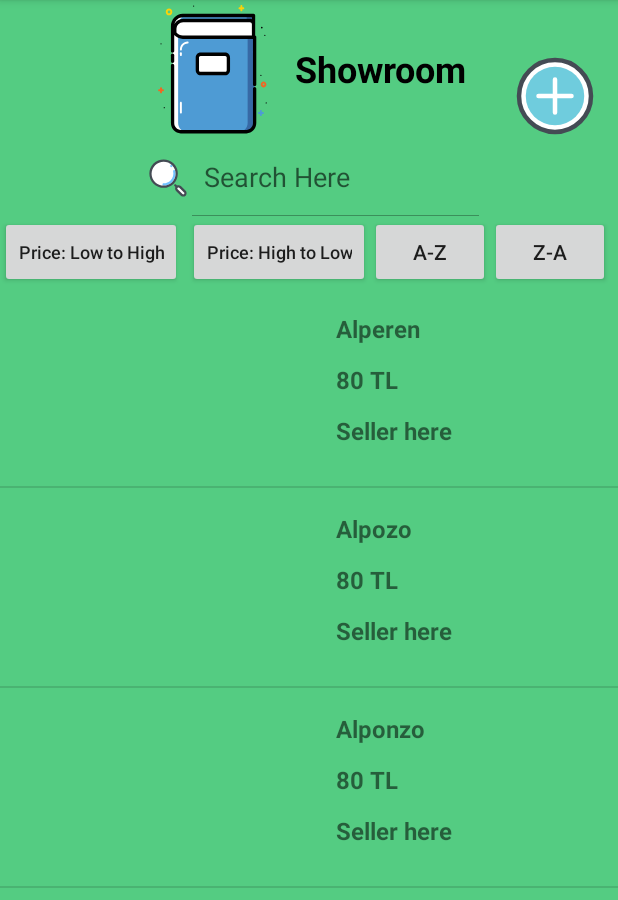
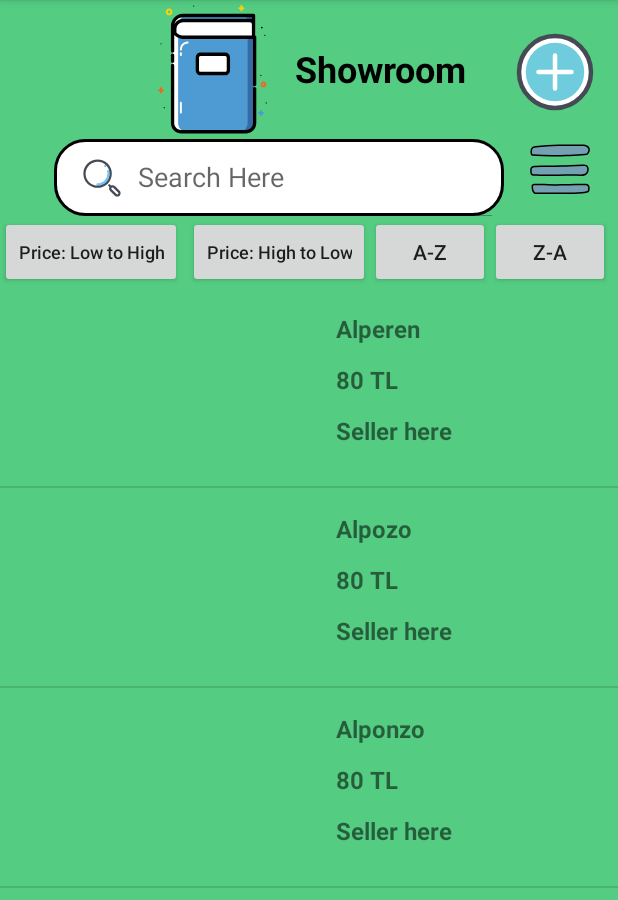
Before and after one commit to alperengozeten/Booked, an Android app: the Showroom screen opened directly, with no data from a screen before it, on a phone screen of 412 x 824 dp, the part 84-984 px from its top. Run offline under Robolectric (Android 15) with nearby library versions, the light colour scheme and no system bars.

Commit message:
Showroom Advancement

```diff
--- a/app/build.gradle
+++ b/app/build.gradle
@@ -30,6 +30,7 @@ android {
 
 dependencies {
 
+    implementation 'com.squareup.picasso:picasso:2.71828'
     implementation "androidx.recyclerview:recyclerview:1.2.0"
     implementation 'androidx.appcompat:appcompat:1.2.0'
     implementation 'com.google.android.material:material:1.3.0'
--- a/app/src/main/java/com/example/booked/Showroom.java
+++ b/app/src/main/java/com/example/booked/Showroom.java
@@ -10,17 +10,24 @@ import android.os.Bundle;
 import android.view.Menu;
 import android.view.MenuInflater;
 import android.view.MenuItem;
+import android.view.View;
 import android.view.inputmethod.EditorInfo;
+import android.widget.AdapterView;
+import android.widget.ImageButton;
 import android.widget.SearchView;
+import android.widget.Toast;
 
 import java.util.ArrayList;
 
-public class Showroom extends AppCompatActivity {
+public class Showroom extends AppCompatActivity implements ShowroomMenuDialog.ShowroomMenuDialogListener, AdapterView.OnItemSelectedListener {
 
     private RecyclerView recyclerView;
     private RecyclerView.Adapter mAdapter;
     private RecyclerView.LayoutManager layoutManager;
+
     private SearchView searchView;
+
+    private ImageButton menuImageBtn;
 
     @Override
     protected void onCreate(Bundle savedInstanceState) {
@@ -59,6 +66,15 @@ public class Showroom extends AppCompatActivity {
                 return false;
             }
         });
+
+        menuImageBtn = (ImageButton) findViewById(R.id.menuImageBtn);
+
+        menuImageBtn.setOnClickListener(new View.OnClickListener() {
+            @Override
+            public void onClick(View v) {
+                openMenuDialog();
+            }
+        });
     }
 
     @Override
@@ -82,4 +98,25 @@ public class Showroom extends AppCompatActivity {
         }
         return super.onOptionsItemSelected(item);
     }
+
+    public void openMenuDialog() {
+        ShowroomMenuDialog menuDialog = new ShowroomMenuDialog();
+        menuDialog.show(getSupportFragmentManager(),"menu dialog");
+    }
+
+    @Override
+    public void applyTexts(String firstPrice, String secondPrice) {
+        //Toast.makeText(this,"First price is " + firstPrice +" Second Price is " + secondPrice, Toast.LENGTH_SHORT).show();
+    }
+
+    @Override
+    public void onItemSelected(AdapterView<?> parent, View view, int position, long id) {
+        String text = parent.getItemAtPosition(position).toString();
+        Toast.makeText(parent.getContext(),text,Toast.LENGTH_SHORT).show();
+    }
+
+    @Override
+    public void onNothingSelected(AdapterView<?> parent) {
+
+    }
 }
--- /dev/null
+++ b/app/src/main/res/drawable/ic_menu.xml
@@ -0,0 +1,24 @@
+<vector xmlns:android="http://schemas.android.com/apk/res/android"
+    android:width="48dp"
+    android:height="48dp"
+    android:viewportWidth="48"
+    android:viewportHeight="48">
+  <path
+      android:pathData="M25.457,7.504c-6.171,-0.17 -11.438,0.347 -17.579,0.978c-0.611,0.063 -1.244,0.136 -1.77,0.453c-1.354,0.815 -1.381,2.156 -1.244,3.731c0.045,0.522 0.163,1.146 0.65,1.338c0.135,0.053 0.283,0.064 0.429,0.074c11.101,0.736 23.465,0.383 34.557,-0.468c1.366,-0.105 1.708,-0.247 2.437,-1.407c0.825,-1.312 0.618,-3.068 -0.707,-3.871c-1.326,-0.802 -1.721,-0.872 -3.271,-0.875C34.773,7.45 29.641,7.62 25.457,7.504z"
+      android:fillColor="#73a1b2"/>
+  <path
+      android:pathData="M18.881,14.979c-4.255,0 -8.643,-0.115 -12.972,-0.402c-0.152,-0.01 -0.364,-0.022 -0.58,-0.107c-0.84,-0.332 -0.93,-1.369 -0.963,-1.76C4.228,11.119 4.229,9.483 5.85,8.508c0.639,-0.385 1.381,-0.461 1.977,-0.521c5.787,-0.595 11.256,-1.161 17.644,-0.981l0,0C28.058,7.078 31.02,7.038 33.883,7c1.76,-0.023 3.487,-0.043 5.076,-0.042c1.623,0.004 2.104,0.086 3.528,0.947c0.684,0.414 1.163,1.076 1.35,1.865c0.212,0.896 0.038,1.879 -0.478,2.7c-0.83,1.318 -1.318,1.523 -2.822,1.639C34.74,14.554 27.059,14.979 18.881,14.979zM23.075,7.972c-5.341,0 -10.122,0.492 -15.146,1.009C7.297,9.046 6.781,9.115 6.366,9.364c-1.034,0.622 -1.149,1.586 -1.004,3.26c0.046,0.538 0.159,0.847 0.335,0.916c0.067,0.026 0.183,0.033 0.275,0.039c12.594,0.833 25.706,0.207 34.489,-0.467c1.224,-0.094 1.417,-0.165 2.051,-1.175c0.374,-0.595 0.502,-1.301 0.352,-1.936c-0.088,-0.373 -0.315,-0.891 -0.895,-1.241c-1.239,-0.749 -1.533,-0.799 -3.013,-0.803C37.371,7.953 35.651,7.977 33.896,8c-2.874,0.038 -5.845,0.077 -8.453,0.005l0,0C24.64,7.982 23.852,7.972 23.075,7.972z"
+      android:fillColor="#010101"/>
+  <path
+      android:pathData="M24.805,21.407c-5.722,0.191 -11.388,0.051 -17.111,0.228c-1.011,0.031 -2.189,0.153 -2.727,1.009c-0.53,0.844 -0.354,2.297 -0.215,3.315c0.124,0.906 0.713,1.324 1.623,1.415c1.055,0.106 2.48,0.064 3.542,0.083c9.226,0.17 19.083,-0.229 28.12,-0.008c1.239,0.03 2.573,-0.209 3.492,-1.04c0.753,-0.681 1.083,-1.731 1.122,-2.746c0.033,-0.861 -0.162,-1.803 -0.827,-2.351c-0.651,-0.537 -1.571,-0.559 -2.415,-0.554C34.351,20.788 29.861,21.239 24.805,21.407z"
+      android:fillColor="#73a1b2"/>
+  <path
+      android:pathData="M15.117,28.002c-1.754,0 -3.497,-0.013 -5.209,-0.044c-1.052,-0.021 -2.492,0.023 -3.582,-0.086c-1.521,-0.151 -1.965,-1.087 -2.069,-1.845c-0.173,-1.268 -0.308,-2.7 0.288,-3.648c0.735,-1.17 2.356,-1.22 3.135,-1.244c2.804,-0.086 5.637,-0.097 8.376,-0.107c2.859,-0.011 5.815,-0.022 8.733,-0.12l0,0c2.062,-0.068 4.057,-0.187 5.986,-0.3c2.768,-0.163 5.63,-0.331 8.632,-0.349c0.767,0 1.911,-0.011 2.735,0.669c0.697,0.572 1.055,1.552 1.008,2.756c-0.05,1.293 -0.507,2.393 -1.286,3.098c-1.124,1.017 -2.714,1.195 -3.84,1.169c-4.692,-0.114 -9.705,-0.061 -14.55,-0.009C20.718,27.972 17.904,28.002 15.117,28.002zM24.822,21.907c-2.933,0.098 -5.897,0.109 -8.763,0.12c-2.733,0.011 -5.56,0.021 -8.349,0.107c-0.97,0.029 -1.923,0.145 -2.319,0.775c-0.452,0.721 -0.251,2.191 -0.143,2.982c0.06,0.435 0.246,0.892 1.177,0.985c1.035,0.104 2.465,0.062 3.501,0.08c4.418,0.082 9.054,0.032 13.538,-0.017c4.855,-0.052 9.875,-0.105 14.585,0.009c0.95,0.026 2.266,-0.116 3.145,-0.911c0.78,-0.705 0.935,-1.803 0.958,-2.395c0.02,-0.512 -0.038,-1.445 -0.645,-1.945c-0.504,-0.414 -1.284,-0.442 -2.094,-0.44c-2.976,0.018 -5.698,0.178 -8.58,0.347C28.898,21.72 26.896,21.838 24.822,21.907L24.822,21.907z"
+      android:fillColor="#010101"/>
+  <path
+      android:pathData="M23.814,33.916c-5.881,0.053 -11.022,-0.458 -16.907,-0.229c-0.386,0.015 -0.795,0.112 -1.069,0.385c-0.377,0.376 -0.343,0.985 -0.283,1.514l0.133,1.173c0.114,1.008 1.017,2.776 2.032,2.782c8.718,0.05 16.994,0.025 25.712,-0.074c1.72,-0.02 3.444,-0.042 5.154,-0.226c1.07,-0.115 2.134,-0.292 3.184,-0.532c0.394,-0.09 0.813,-0.205 1.074,-0.513c0.214,-0.254 0.285,-0.597 0.33,-0.926c0.08,-0.579 0.105,-1.165 0.077,-1.748c-0.05,-1.034 -0.899,-1.865 -1.933,-1.895C35.427,33.455 29.755,33.863 23.814,33.916z"
+      android:fillColor="#73a1b2"/>
+  <path
+      android:pathData="M16.402,40.067c-2.868,0 -5.748,-0.008 -8.687,-0.025c-1.398,-0.008 -2.402,-2.136 -2.525,-3.226l-0.133,-1.173c-0.053,-0.471 -0.152,-1.347 0.427,-1.926c0.326,-0.324 0.811,-0.508 1.403,-0.53c3.345,-0.128 6.51,-0.021 9.571,0.085c2.362,0.082 4.802,0.169 7.351,0.144l0,0c2.266,-0.021 4.527,-0.093 6.714,-0.164c3.518,-0.114 7.154,-0.23 10.808,-0.124c1.293,0.038 2.355,1.079 2.418,2.371c0.03,0.614 0.003,1.233 -0.081,1.841c-0.055,0.405 -0.147,0.83 -0.443,1.18c-0.359,0.425 -0.883,0.572 -1.346,0.678c-1.064,0.243 -2.155,0.425 -3.241,0.542c-1.765,0.189 -3.591,0.21 -5.202,0.229C27.573,40.035 22.011,40.067 16.402,40.067zM10.118,34.127c-1.043,0 -2.101,0.018 -3.192,0.061C6.594,34.2 6.333,34.285 6.19,34.427C5.981,34.635 6,35.08 6.051,35.53l0.133,1.173c0.106,0.942 0.935,2.335 1.538,2.339c8.681,0.052 16.849,0.027 25.703,-0.074c1.667,-0.019 3.39,-0.038 5.107,-0.223c1.047,-0.113 2.099,-0.289 3.125,-0.522c0.319,-0.073 0.645,-0.16 0.804,-0.349c0.13,-0.154 0.181,-0.413 0.216,-0.67c0.076,-0.547 0.1,-1.104 0.073,-1.656c-0.038,-0.773 -0.674,-1.397 -1.448,-1.42c-3.623,-0.106 -7.244,0.01 -10.747,0.124c-2.192,0.07 -4.459,0.144 -6.737,0.164l0,0c-2.565,0.028 -5.021,-0.062 -7.394,-0.144C14.291,34.198 12.237,34.127 10.118,34.127z"
+      android:fillColor="#010101"/>
+</vector>
--- /dev/null
+++ b/app/src/main/res/drawable/search_box.xml
@@ -0,0 +1,10 @@
+<?xml version="1.0" encoding="utf-8"?>
+<selector xmlns:android="http://schemas.android.com/apk/res/android">
+    <item>
+        <shape android:shape="rectangle">
+            <solid android:color="@color/white"/>
+            <stroke android:width="2dp" android:color="@color/black"/>
+            <corners android:radius="20dp"/>
+        </shape>
+    </item>
+</selector>
--- a/app/src/main/res/layout/activity_my_posts.xml
+++ b/app/src/main/res/layout/activity_my_posts.xml
@@ -14,6 +14,7 @@
         android:background="@drawable/box"
         android:gravity="center"
         android:text="My Posts"
+        android:paddingLeft="5dp"
         android:textAlignment="center"
         android:textColor="@color/black"
         android:textSize="20sp"
--- a/app/src/main/res/layout/activity_my_profile.xml
+++ b/app/src/main/res/layout/activity_my_profile.xml
@@ -87,7 +87,7 @@
         app:layout_constraintVertical_bias="0.198" />
 
     <ImageView
-        android:id="@+id/imageView"
+        android:id="@+id/profilePhotoImageView"
         android:layout_width="223dp"
         android:layout_height="244dp"
         app:layout_constraintBottom_toBottomOf="parent"
--- a/app/src/main/res/layout/activity_showroom.xml
+++ b/app/src/main/res/layout/activity_showroom.xml
@@ -41,7 +41,7 @@
         android:layout_width="wrap_content"
         android:layout_height="wrap_content"
         android:layout_marginStart="20dp"
-        android:layout_marginTop="32dp"
+        android:layout_marginTop="16dp"
         android:background="@color/primaryBackgroundColor"
         app:layout_constraintStart_toEndOf="@+id/textView12"
         app:layout_constraintTop_toTopOf="parent"
@@ -88,12 +88,23 @@
 
     <SearchView
         android:id="@+id/showroomSearchView"
-        android:layout_width="247dp"
+        android:layout_width="300dp"
         android:layout_height="51dp"
-        android:layout_marginStart="80dp"
+        android:layout_marginStart="36dp"
+        android:background="@drawable/search_box"
         android:queryHint="Search Here"
         android:searchIcon="@drawable/ic_icons8_search"
         app:layout_constraintBottom_toTopOf="@+id/button2"
         app:layout_constraintStart_toStartOf="parent" />
 
+    <ImageButton
+        android:id="@+id/menuImageBtn"
+        android:layout_width="69dp"
+        android:layout_height="61dp"
+        android:layout_marginEnd="4dp"
+        android:background="@color/primaryBackgroundColor"
+        app:layout_constraintBottom_toTopOf="@+id/button4"
+        app:layout_constraintEnd_toEndOf="parent"
+        app:srcCompat="@drawable/ic_menu" />
+
 </androidx.constraintlayout.widget.ConstraintLayout>
```
Also changed, not shown: app/src/main/java/com/example/booked/MyProfile.java (+10 -0 lines), app/src/main/java/com/example/booked/ShowroomMenuDialog.java (added, +101 -0 lines), app/src/main/res/drawable/ic_user_male.xml (added, +30 -0 lines), app/src/main/res/layout/layout_showroom_menu_dialog.xml (added, +77 -0 lines), app/src/main/res/values/strings.xml (+26 -0 lines).
